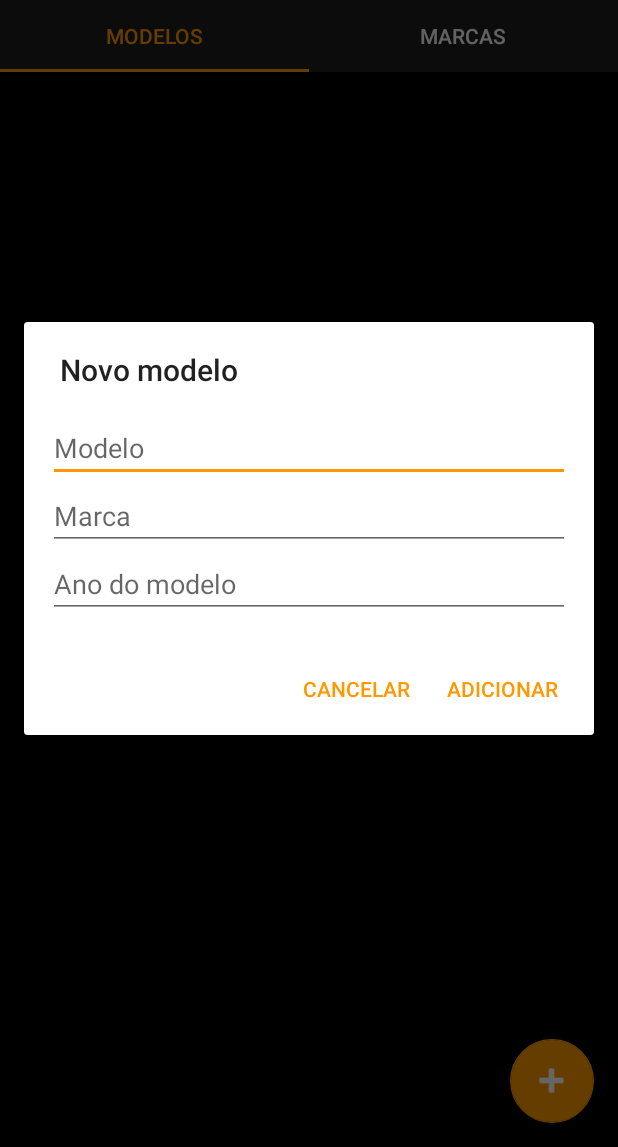
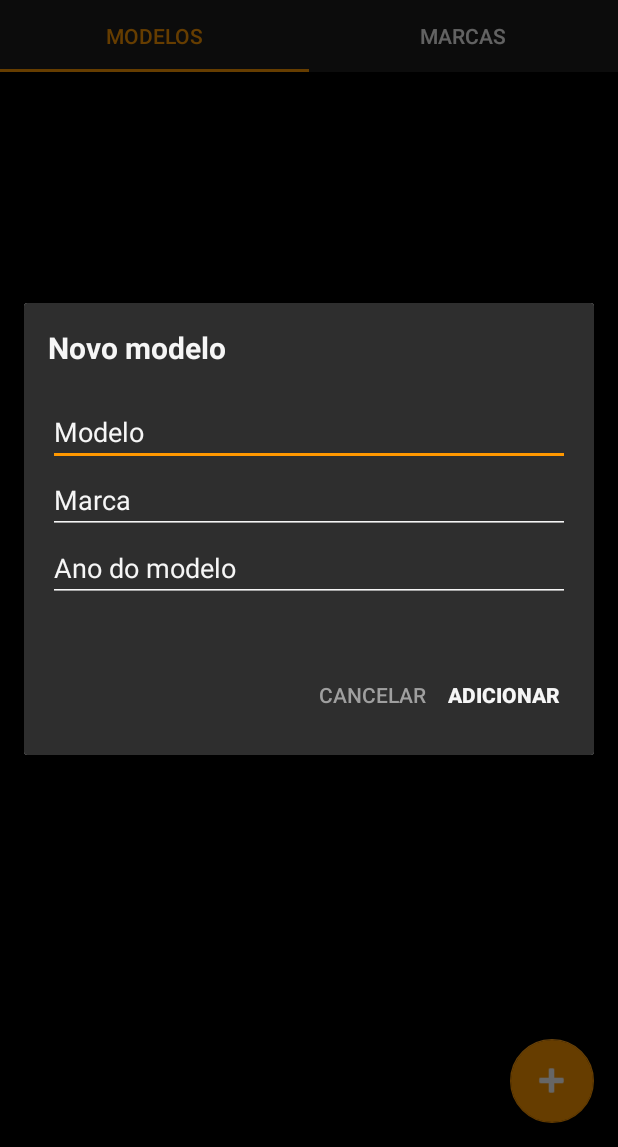
Before and after one commit to pedromihael/cellphonedatabase, an Android app: the screen it shows after launch (MainActivity), after a tap on an icon or button, on a phone screen of 412 x 824 dp, the part 89-1236 px from its top. Run offline under Robolectric (Android 15) with nearby library versions, the phone set to English and light mode, and no system bars.

Commit message:
change dialog style and buttons behaviour

```diff
--- a/app/src/main/java/com/pedromihael/cellphonedatabase/MainActivity.java
+++ b/app/src/main/java/com/pedromihael/cellphonedatabase/MainActivity.java
@@ -13,6 +13,7 @@ import androidx.appcompat.app.AppCompatActivity;
 import android.view.Menu;
 import android.view.MenuItem;
 import android.view.View;
+import android.widget.Button;
 
 public class MainActivity extends AppCompatActivity implements NewCellphoneDialog.DialogListener {
 
--- a/app/src/main/java/com/pedromihael/cellphonedatabase/NewCellphoneDialog.java
+++ b/app/src/main/java/com/pedromihael/cellphonedatabase/NewCellphoneDialog.java
@@ -7,7 +7,9 @@ import android.content.DialogInterface;
 import android.os.Bundle;
 import android.view.LayoutInflater;
 import android.view.View;
+import android.widget.Button;
 import android.widget.EditText;
+import android.widget.Toast;
 
 import androidx.appcompat.app.AppCompatDialogFragment;
 
@@ -16,6 +18,8 @@ public class NewCellphoneDialog extends AppCompatDialogFragment {
     private EditText mEditTextModel;
     private EditText mEditTextBrand;
     private EditText mEditTextModelYear;
+    private Button mCancelButton;
+    private Button mConfirmButton;
     private DialogListener listener;
 
     @Override
@@ -25,15 +29,22 @@ public class NewCellphoneDialog extends AppCompatDialogFragment {
         LayoutInflater inflater = getActivity().getLayoutInflater();
         View view = inflater.inflate(R.layout.new_cellphone_dialog, null);
 
-        builder.setView(view)
-                .setTitle(R.string.dialog_title)
-                .setNegativeButton(R.string.dialog_negative_button, (dialogInterface, i) -> { })
-                .setPositiveButton(R.string.dialog_positive_button, (dialogInterface, i) -> {
-                    String brand = mEditTextBrand.getText().toString();
-                    String model = mEditTextModel.getText().toString();
-                    String modelYear = mEditTextModelYear.getText().toString();
-                   // listener.persistNewCellphoneData(model, brand, modelYear);
-                });
+        builder.setView(view);
+
+        mCancelButton = view.findViewById(R.id.cancel_button);
+        mConfirmButton = view.findViewById(R.id.confirm_button);
+
+        mCancelButton.setOnClickListener((v) -> this.dismiss());
+        mConfirmButton.setOnClickListener((v) -> {
+            String brand = mEditTextBrand.getText().toString();
+            String model = mEditTextModel.getText().toString();
+            String modelYear = mEditTextModelYear.getText().toString();
+            // listener.persistNewCellphoneData(model, brand, modelYear);
+
+            this.dismiss();
+
+            Toast.makeText(view.getContext(),"Cadastrado com sucesso!",Toast.LENGTH_SHORT).show();
+        });
 
         mEditTextBrand = view.findViewById(R.id.edit_brand);
         mEditTextModel = view.findViewById(R.id.edit_model);
@@ -48,8 +59,9 @@ public class NewCellphoneDialog extends AppCompatDialogFragment {
         try {
             listener = (DialogListener) context;
         } catch (ClassCastException e) {
-            throw new ClassCastException(context.toString() + "must implement ExampleDialogListener");
+            throw new ClassCastException(context.toString() + "must implement DialogListener");
         }
+
     }
     public interface DialogListener {
         void persistNewCellphoneData(String model, String brand, String modelYear);
--- /dev/null
+++ b/app/src/main/res/drawable-v24/button_ui_behaviour.xml
@@ -0,0 +1,5 @@
+<?xml version="1.0" encoding="utf-8"?>
+<selector xmlns:android="http://schemas.android.com/apk/res/android">
+    <item android:color="@color/textYellowSelected" android:state_pressed="true" />
+    <item android:color="@color/textWhite" />
+</selector>
--- a/app/src/main/res/layout/new_cellphone_dialog.xml
+++ b/app/src/main/res/layout/new_cellphone_dialog.xml
@@ -2,13 +2,29 @@
 <RelativeLayout xmlns:android="http://schemas.android.com/apk/res/android"
     android:layout_width="match_parent"
     android:layout_height="match_parent"
+    android:background="@color/dialog_bg"
     android:padding="16dp">
+
+    <TextView
+        android:id="@+id/dialog_title"
+        android:layout_width="match_parent"
+        android:layout_height="wrap_content"
+        android:layout_marginBottom="20dp"
+        android:text="@string/dialog_title"
+        android:textColor="@color/textWhite"
+        android:textSize="20sp"
+        android:textStyle="bold" />
 
     <EditText
         android:id="@+id/edit_model"
         android:layout_width="match_parent"
         android:layout_height="wrap_content"
-        android:hint="@string/dialog_placeholder_model" />
+        android:layout_below="@id/dialog_title"
+        android:layout_alignParentStart="true"
+        android:hint="@string/dialog_placeholder_model"
+        android:textColor="@color/textWhite"
+        android:textColorHint="@color/textWhite"
+        android:theme="@style/editTextStyle" />
 
     <EditText
         android:id="@+id/edit_brand"
@@ -16,7 +32,10 @@
         android:layout_height="wrap_content"
         android:layout_below="@id/edit_model"
         android:layout_alignParentStart="true"
-        android:hint="@string/dialog_placeholder_brand" />
+        android:hint="@string/dialog_placeholder_brand"
+        android:textColor="@color/textWhite"
+        android:textColorHint="@color/textWhite"
+        android:theme="@style/editTextStyle" />
 
     <EditText
         android:id="@+id/edit_modelyear"
@@ -24,7 +43,41 @@
         android:layout_height="wrap_content"
         android:layout_below="@id/edit_brand"
         android:layout_alignParentStart="true"
+        android:layout_marginBottom="20dp"
         android:hint="@string/dialog_placeholder_year"
-        android:inputType="number" />
+        android:inputType="number"
+        android:textColor="@color/textWhite"
+        android:textColorHint="@color/textWhite"
+        android:theme="@style/editTextStyle" />
+
+    <LinearLayout
+        android:layout_width="match_parent"
+        android:layout_height="wrap_content"
+        android:layout_below="@id/edit_modelyear"
+        android:gravity="right"
+        android:orientation="horizontal">
+
+        <Button
+            android:id="@+id/cancel_button"
+            style="@android:style/Widget.Material.Button.Borderless"
+            android:layout_width="wrap_content"
+            android:layout_height="wrap_content"
+            android:layout_marginTop="18dp"
+            android:background="@null"
+            android:text="Cancelar"
+            android:textColor="@color/negative_option" />
+
+        <Button
+            android:id="@+id/confirm_button"
+            style="@android:style/Widget.Material.Button.Borderless"
+            android:layout_width="wrap_content"
+            android:layout_height="wrap_content"
+            android:layout_marginTop="18dp"
+            android:background="@null"
+            android:text="Adicionar"
+            android:textColor="@drawable/button_ui_behaviour"
+            android:textStyle="bold" />
+
+    </LinearLayout>
 
 </RelativeLayout>
--- a/app/src/main/res/values/colors.xml
+++ b/app/src/main/res/values/colors.xml
@@ -9,4 +9,5 @@
     <color name="black">#000</color>
     <color name="grey">#1f1f1f</color>
     <color name="dialog_bg">#2e2e2e</color>
+    <color name="negative_option">#9F9F9F</color>
 </resources>
--- a/app/src/main/res/values/styles.xml
+++ b/app/src/main/res/values/styles.xml
@@ -17,4 +17,9 @@
 
     <style name="AppTheme.PopupOverlay" parent="ThemeOverlay.AppCompat.Light" />
 
+    <style name="editTextStyle" parent="Widget.AppCompat.EditText">
+        <item name="colorControlActivated">#FF9800</item>
+        <item name="colorControlNormal">@color/textWhite</item>
+    </style>
+
 </resources>
```
